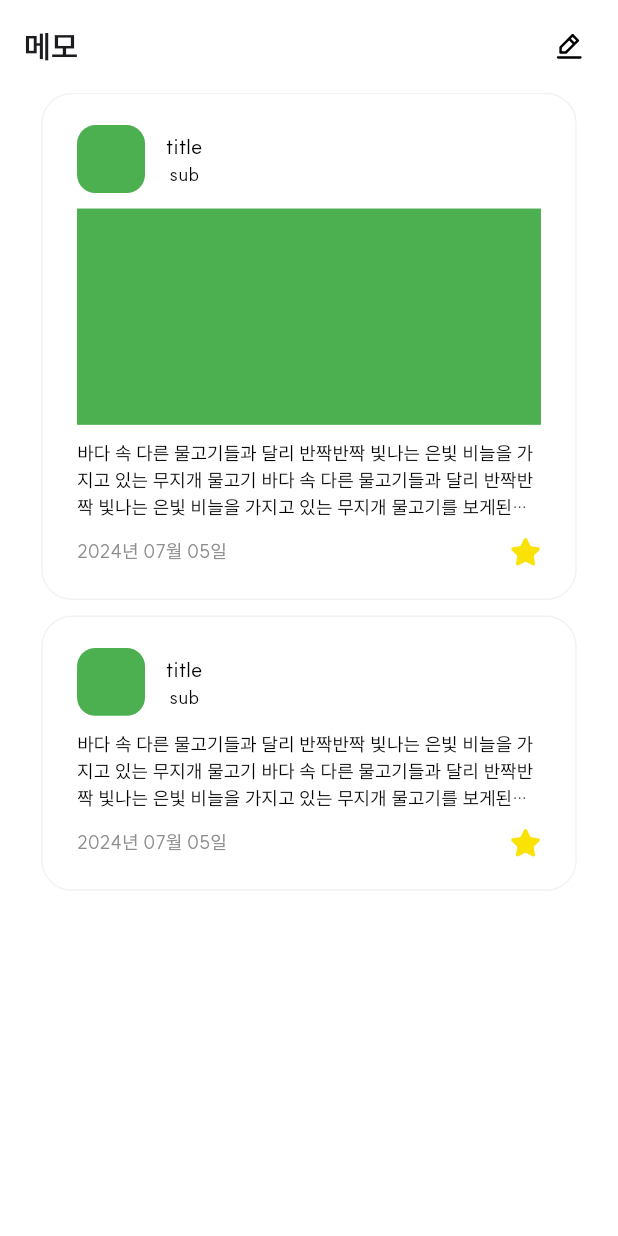
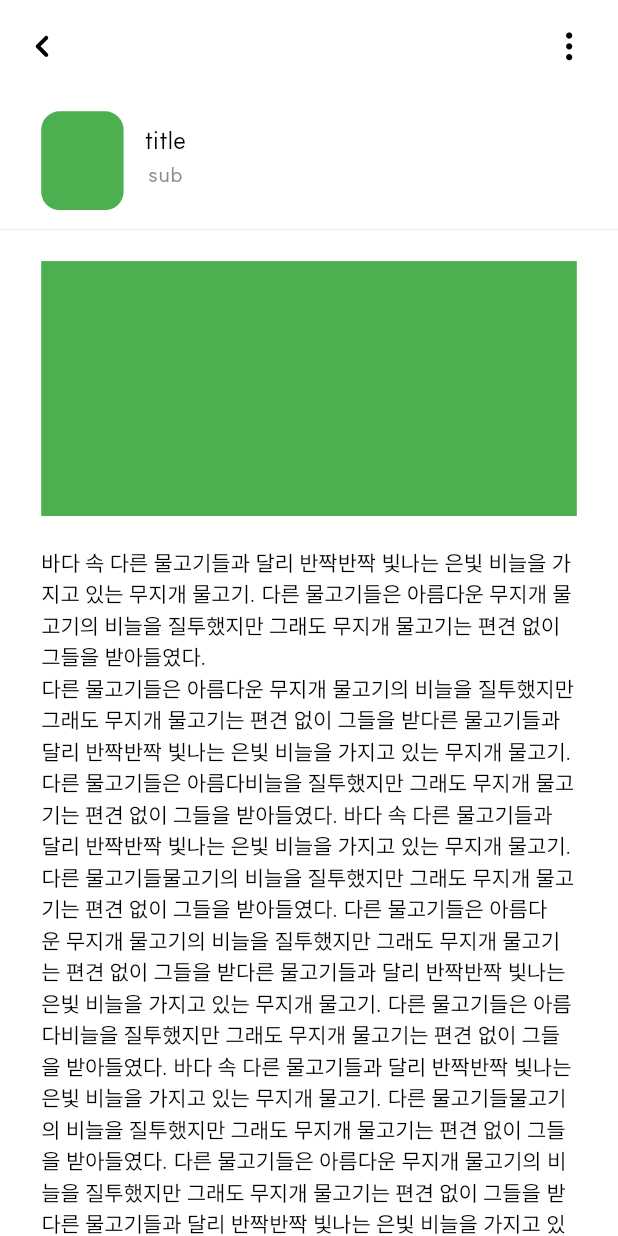
Before and after one commit to ReadingGarden/App, a Flutter app: the MemoPage screen opened by its route, after a tap on "title", on a phone screen of 412 x 824 dp. Run offline on Flutter 3.47's test engine with Material 3 defaults, Android fonts, the phone set to English and light mode, and no system bars; our stand-ins replace dio, flutter_riverpod, flutter_screenutil, flutter_svg, flutter_switch, fluttertoast and 2 more; missing offline and left inert: kakao_flutter_sdk_user; accounts and stored records are empty; project files that could hold a hidden picture were left out.

Commit message:
[FEAT] 메모 상세 페이지

```diff
--- /dev/null
+++ b/lib/memo/MemoDetailPage.dart
@@ -0,0 +1,163 @@
+import 'package:flutter/material.dart';
+import 'package:flutter_riverpod/flutter_riverpod.dart';
+import 'package:flutter_screenutil/flutter_screenutil.dart';
+import 'package:flutter_svg/svg.dart';
+
+import '../utils/AppColors.dart';
+import '../utils/Widgets.dart';
+
+class MemoDetailPage extends ConsumerStatefulWidget {
+  @override
+  _MemoBookPageState createState() => _MemoBookPageState();
+}
+
+class _MemoBookPageState extends ConsumerState<MemoDetailPage> {
+  @override
+  Widget build(BuildContext context) {
+    return Scaffold(
+        appBar: Widgets.appBar(context, actions: [
+          GestureDetector(
+            onTap: () {
+              _moreBottomSheet();
+            },
+            child: Container(
+              margin: EdgeInsets.only(right: 14.w),
+              child: SvgPicture.asset('assets/images/angle-left-detail.svg',
+                  width: 32.r, height: 32.r),
+            ),
+          )
+        ]),
+        body: SingleChildScrollView(
+          child: Column(children: [
+            Container(
+              height: 88.h,
+              margin: EdgeInsets.only(left: 24.w, right: 24.w),
+              child: Row(
+                children: [
+                  Container(
+                    width: 48.w,
+                    height: 64.h,
+                    decoration: BoxDecoration(
+                        borderRadius: BorderRadius.circular(12.r),
+                        color: Colors.green),
+                  ),
+                  Container(
+                    height: 50.h,
+                    margin: EdgeInsets.only(left: 12.w),
+                    child: Column(
+                      //TODO: - 간격 수정
+                      // mainAxisAlignment: MainAxisAlignment.spaceAround,
+                      // mainAxisAlignment: MainAxisAlignment.spaceBetween,
+                      children: [
+                        Text(
+                          'title',
+                          style: TextStyle(fontSize: 16.sp),
+                        ),
+                        Text(
+                          'sub',
+                          style: TextStyle(
+                              fontSize: 14.sp, color: AppColors.grey_8D),
+                        )
+                      ],
+                    ),
+                  )
+                ],
+              ),
+            ),
+            Container(
+              height: 1.h,
+              color: AppColors.grey_F2,
+            ),
+            Container(
+              margin: EdgeInsets.only(left: 24.w, right: 24.w),
+              child: Column(
+                children: [
+                  Visibility(
+                    visible: true,
+                    child: Container(
+                      margin: EdgeInsets.only(top: 20.h),
+                      height: 165.h,
+                      color: Colors.green,
+                    ),
+                  ),
+                  Container(
+                    margin: EdgeInsets.only(top: 20.h),
+                    child: const Text(
+                      '''바다 속 다른 물고기들과 달리 반짝반짝 빛나는 은빛 비늘을 가지고 있는 무지개 물고기. 다른 물고기들은 아름다운 무지개 물고기의 비늘을 질투했지만 그래도 무지개 물고기는 편견 없이 그들을 받아들였다.\n다른 물고기들은 아름다운 무지개 물고기의 비늘을 질투했지만 그래도 무지개 물고기는 편견 없이 그들을 받다른 물고기들과 달리 반짝반짝 빛나는 은빛 비늘을 가지고 있는 무지개 물고기. 다른 물고기들은 아름다비늘을 질투했지만 그래도 무지개 물고기는 편견 없이 그들을 받아들였다. 바다 속 다른 물고기들과 달리 반짝반짝 빛나는 은빛 비늘을 가지고 있는 무지개 물고기. 다른 물고기들물고기의 비늘을 질투했지만 그래도 무지개 물고기는 편견 없이 그들을 받아들였다. 다른 물고기들은 아름다운 무지개 물고기의 비늘을 질투했지만 그래도 무지개 물고기는 편견 없이 그들을 받다른 물고기들과 달리 반짝반짝 빛나는 은빛 비늘을 가지고 있는 무지개 물고기. 다른 물고기들은 아름다비늘을 질투했지만 그래도 무지개 물고기는 편견 없이 그들을 받아들였다. 바다 속 다른 물고기들과 달리 반짝반짝 빛나는 은빛 비늘을 가지고 있는 무지개 물고기. 다른 물고기들물고기의 비늘을 질투했지만 그래도 무지개 물고기는 편견 없이 그들을 받아들였다. 다른 물고기들은 아름다운 무지개 물고기의 비늘을 질투했지만 그래도 무지개 물고기는 편견 없이 그들을 받다른 물고기들과 달리 반짝반짝 빛나는 은빛 비늘을 가지고 있는 무지개 물고기. 다른 물고기들은 아름다비늘을 질투했지만 그래도 무지개 물고기는 편견 없이 그들을 받아들였다.
+                  ''',
+                    ),
+                  )
+                ],
+              ),
+            )
+          ]),
+        ));
+  }
+
+  Future _moreBottomSheet() {
+    return showModalBottomSheet(
+      backgroundColor: Colors.white,
+      context: context,
+      builder: (context) {
+        return Container(
+          alignment: Alignment.center,
+          height: 198.h,
+          child: Column(
+            children: [
+              Stack(
+                alignment: Alignment.centerRight,
+                children: [
+                  Container(
+                    alignment: Alignment.center,
+                    height: 60.h,
+                    child: Text(
+                      '더보기',
+                      style: TextStyle(fontSize: 16.sp),
+                    ),
+                  ),
+                  Container(
+                    margin: EdgeInsets.only(right: 18.w),
+                    child: SvgPicture.asset('assets/images/multiply.svg',
+                        width: 24.r, height: 24.r),
+                  )
+                ],
+              ),
+              Container(
+                margin: EdgeInsets.only(left: 24.w, right: 24.w, top: 20.h),
+                alignment: Alignment.centerLeft,
+                height: 78.h,
+                child: Column(
+                  mainAxisAlignment: MainAxisAlignment.spaceBetween,
+                  children: [
+                    GestureDetector(
+                      onTap: () {},
+                      child: Container(
+                        width: 312.w,
+                        color: Colors.transparent,
+                        child: Text(
+                          '메모 편집',
+                          style: TextStyle(fontSize: 16.sp),
+                        ),
+                      ),
+                    ),
+                    GestureDetector(
+                      onTap: () {},
+                      child: Container(
+                        width: 312.w,
+                        color: Colors.transparent,
+                        child: Text(
+                          '메모 삭제',
+                          style: TextStyle(fontSize: 16.sp),
+                        ),
+                      ),
+                    )
+                  ],
+                ),
+              ),
+            ],
+          ),
+        );
+      },
+    );
+  }
+}
--- a/lib/memo/MemoPage.dart
+++ b/lib/memo/MemoPage.dart
@@ -52,13 +52,14 @@ class _MemoPageState extends ConsumerState<MemoPage> {
         2,
         (index) {
           return GestureDetector(
-            onTap: () {},
+            onTap: () {
+              context.pushNamed('memo-detail');
+            },
             child: Container(
               margin: EdgeInsets.only(bottom: 10.h),
               padding: EdgeInsets.only(
                   left: 20.w, right: 20.w, top: 20.h, bottom: 20.h),
               width: 312.w,
-              // height: 352.h,
               decoration: BoxDecoration(
                   border: Border.all(color: AppColors.grey_F2),
                   borderRadius: BorderRadius.circular(20.r),
@@ -66,8 +67,7 @@ class _MemoPageState extends ConsumerState<MemoPage> {
               child: Column(
                 crossAxisAlignment: CrossAxisAlignment.start,
                 children: [
-                  Container(
-                    child: Row(
+                  Row(
                     children: [
                       Container(
                         width: 44.r,
@@ -83,13 +83,13 @@ class _MemoPageState extends ConsumerState<MemoPage> {
                             Text('title'),
                             Text(
                               'sub',
-                                style: TextStyle(fontSize: 12.sp),
+                              style: TextStyle(
+                                  fontSize: 12.sp, color: AppColors.grey_8D),
                             )
                           ],
                         ),
                       )
                     ],
-                    ),
                   ),
                   Visibility(
                       visible: (index == 0),
--- a/lib/utils/Router.dart
+++ b/lib/utils/Router.dart
@@ -1,3 +1,4 @@
+import 'package:book_flutter/memo/MemoDetailPage.dart';
 import 'package:book_flutter/memo/MemoWrite.dart';
 import 'package:flutter/material.dart';
 import 'package:go_router/go_router.dart';
@@ -80,6 +81,11 @@ final GoRouter router = GoRouter(
           builder: (context, state) => MemoPage(),
           routes: [
             GoRoute(
+              path: 'memo-detail',
+              name: 'memo-detail',
+              builder: (context, state) => MemoDetailPage(),
+            ),
+            GoRoute(
                 path: 'memo-book',
                 name: 'memo-book',
                 builder: (context, state) => MemoBookPage(),
```
Also changed, not shown: assets/images/angle-left-detail.svg (added), assets/images/multiply.svg (added). Lines whose indentation alone changed are shown as unchanged.
